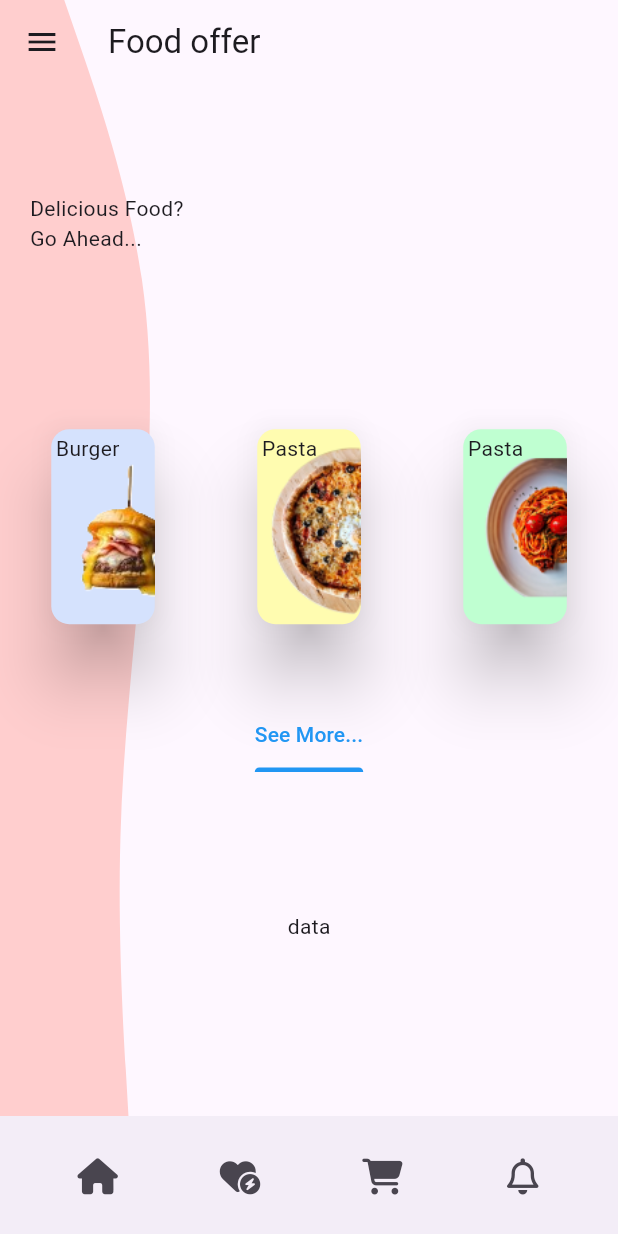
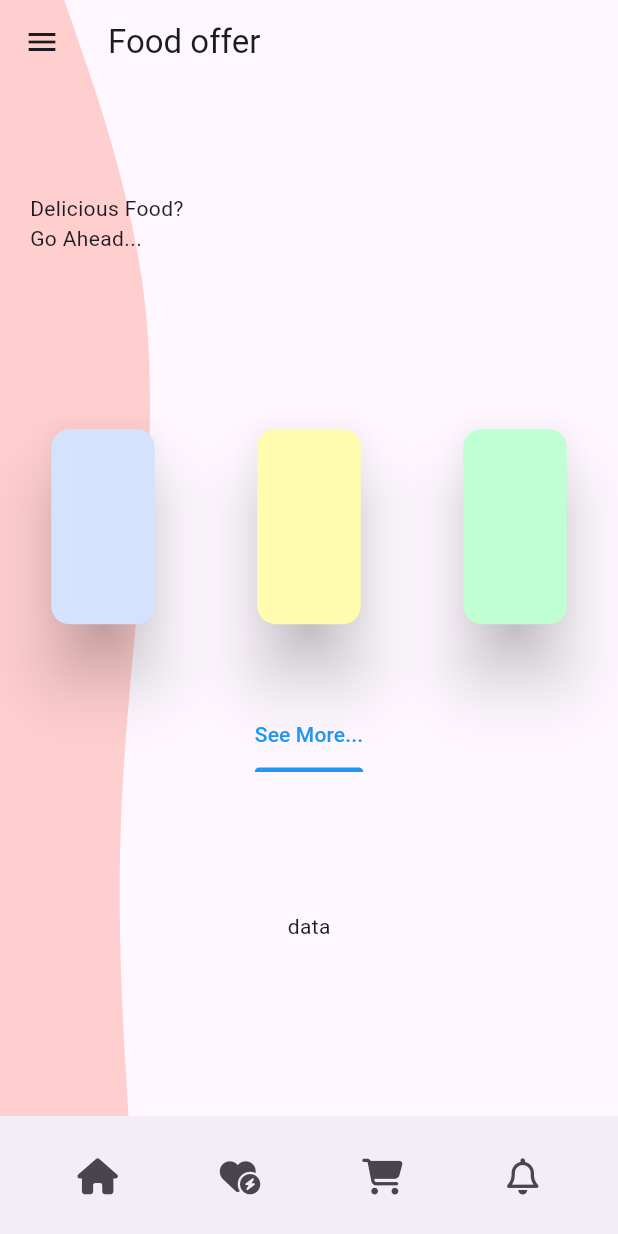
Before and after one commit to Flutter-gg-1/Shimmer-application, a Flutter app: the screen it shows after launch, on a phone screen of 412 x 824 dp. Run offline on Flutter 3.47's test engine with Material 3 defaults, Android fonts, the phone set to English and light mode, and no system bars; our stand-ins replace font_awesome_flutter, shimmer_animation.

Commit message:
add shimmer for food card

```diff
--- a/lib/src/home_screen.dart
+++ b/lib/src/home_screen.dart
@@ -1,5 +1,3 @@
-import 'dart:collection';
-
 import 'package:flutter/material.dart';
 import 'package:font_awesome_flutter/font_awesome_flutter.dart';
 import 'package:food_offger/widget/food_card.dart';
--- a/lib/widget/food_card.dart
+++ b/lib/widget/food_card.dart
@@ -1,6 +1,7 @@
 import 'package:flutter/material.dart';
+import 'package:shimmer_animation/shimmer_animation.dart';
 
-class FoodCard extends StatelessWidget {
+class FoodCard extends StatefulWidget {
   final Color color;
   final String foodName;
   final String src;
@@ -11,21 +12,44 @@ class FoodCard extends StatelessWidget {
       required this.src});
 
   @override
+  State<FoodCard> createState() => _FoodCardState();
+}
+
+class _FoodCardState extends State<FoodCard> {
+  late bool isLoading;
+  @override
+  void initState() {
+    isLoading = true;
+    Future.delayed(const Duration(seconds: 4), () {
+      isLoading = false;
+    });
+    super.initState();
+  }
+
+  @override
   Widget build(BuildContext context) {
     return SizedBox(
       width: 77,
       height: 138,
+      child: isLoading
+          ? Shimmer(
+              duration: const Duration(seconds: 4),
               child: Card(
-        color: color,
+                color: widget.color,
+                elevation: 19,
+              ),
+            )
+          : Card(
+              color: widget.color,
               elevation: 19,
               child: Stack(
                 children: [
                   Container(
                       margin: const EdgeInsets.only(top: 3, left: 3),
-                child: Text(foodName)),
+                      child: Text(widget.foodName)),
                   Align(
                     alignment: Alignment.centerRight,
-              child: Image.asset(src),
+                    child: Image.asset(widget.src),
                   )
                 ],
               ),
--- a/pubspec.yaml
+++ b/pubspec.yaml
@@ -10,6 +10,7 @@ dependencies:
   flutter:
     sdk: flutter
   font_awesome_flutter: ^10.7.0
+  shimmer_animation: ^2.2.1
 
 dev_dependencies:
   flutter_test:
```
Also changed, not shown: pubspec.lock. Lines whose indentation alone changed are shown as unchanged.
